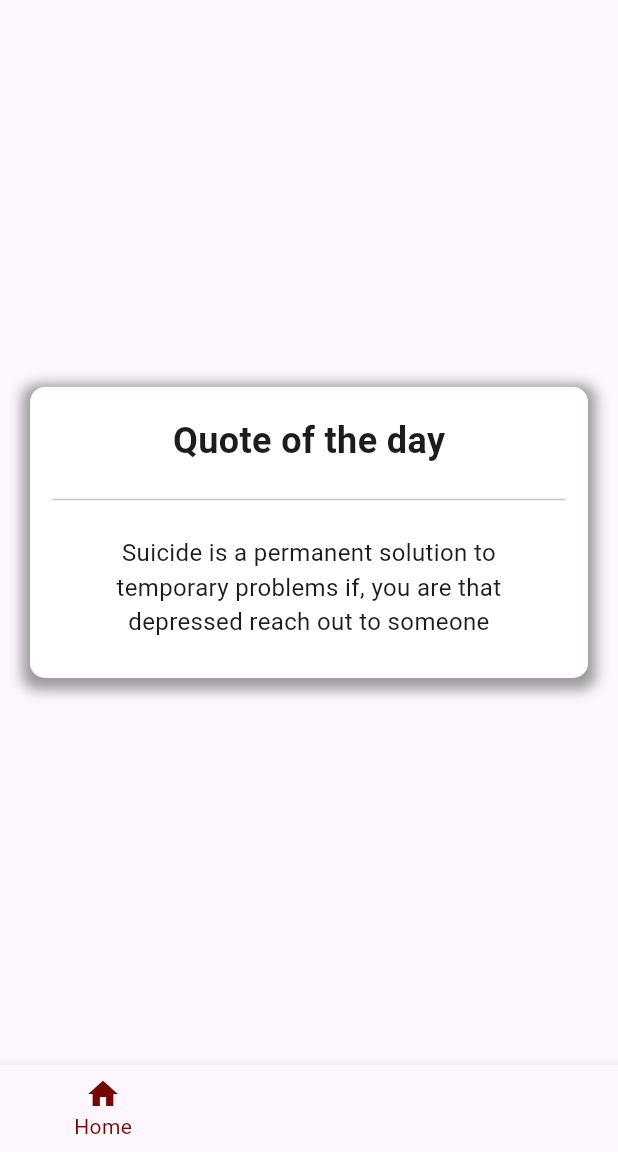
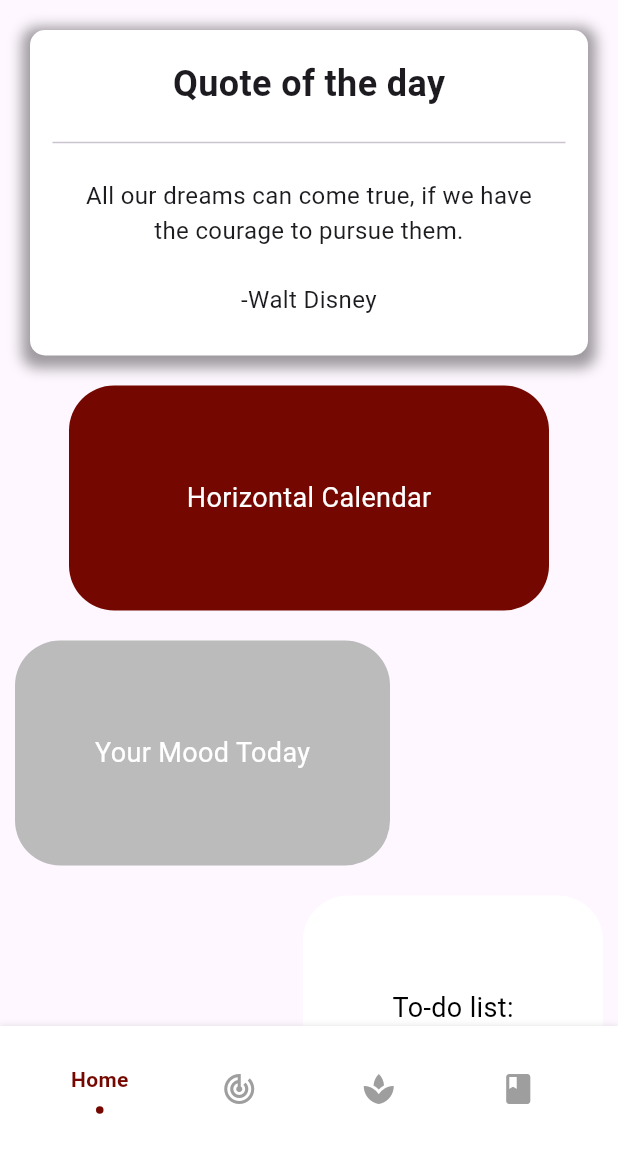
Before and after one commit to phirito/Mentalease_prj1, a Flutter app: the HomeArea screen opened directly, on a phone screen of 412 x 824 dp, the part 84-1236 px from its top. Run offline on Flutter 3.47's test engine with Material 3 defaults, Android fonts, the phone set to English and light mode, and no system bars; drawn by our look-alikes of flashy_tab_bar2.

Commit message:
finish4now

```diff
--- a/mentalease_2/lib/home_area.dart
+++ b/mentalease_2/lib/home_area.dart
@@ -1,4 +1,7 @@
+library flashy_tab_bar2;
+
 import 'package:flutter/material.dart';
+import 'package:flashy_tab_bar2/flashy_tab_bar2.dart'; // Import the FlashyTabBar package
 import 'package:mentalease_2/journaling_area.dart';
 import 'package:mentalease_2/meditate_area.dart';
 import 'package:mentalease_2/mood_tracker.dart';
@@ -119,28 +122,41 @@ class _HomeAreaState extends State<HomeArea> {
           const JournalingArea(),
         ],
       ),
-      bottomNavigationBar: BottomNavigationBar(
-        items: const <BottomNavigationBarItem>[
-          BottomNavigationBarItem(
-            icon: Icon(Icons.home),
-            label: 'Home',
+      bottomNavigationBar: FlashyTabBar(
+        selectedIndex: _selectedIndex,
+        height: 60,
+        iconSize: 24,
+        backgroundColor: Colors.white,
+        animationDuration: const Duration(milliseconds: 300),
+        animationCurve: Curves.easeInOut,
+        showElevation: true,
+        items: [
+          FlashyTabBarItem(
+            icon: const Icon(Icons.home),
+            title: const Text('Home'),
+            activeColor: const Color.fromARGB(255, 116, 8, 0), // Maroon color
+            inactiveColor: Colors.grey,
           ),
-          BottomNavigationBarItem(
-            icon: Icon(Icons.track_changes),
-            label: 'Mood Tracker',
+          FlashyTabBarItem(
+            icon: const Icon(Icons.track_changes),
+            title: const Text('Mood'),
+            activeColor: const Color.fromARGB(255, 116, 8, 0), // Maroon color
+            inactiveColor: Colors.grey,
           ),
-          BottomNavigationBarItem(
-            icon: Icon(Icons.spa),
-            label: 'Meditate',
+          FlashyTabBarItem(
+            icon: const Icon(Icons.spa),
+            title: const Text('Meditate'),
+            activeColor: const Color.fromARGB(255, 116, 8, 0), // Maroon color
+            inactiveColor: Colors.grey,
           ),
-          BottomNavigationBarItem(
-            icon: Icon(Icons.book),
-            label: 'Journaling',
+          FlashyTabBarItem(
+            icon: const Icon(Icons.book),
+            title: const Text('Journaling'),
+            activeColor: const Color.fromARGB(255, 116, 8, 0), // Maroon color
+            inactiveColor: Colors.grey,
           ),
         ],
-        currentIndex: _selectedIndex,
-        selectedItemColor: const Color.fromARGB(255, 116, 8, 0), // Maroon color
-        onTap: _onItemTapped,
+        onItemSelected: _onItemTapped,
       ),
     );
   }
@@ -182,7 +198,7 @@ class _HomeAreaState extends State<HomeArea> {
                       Container(
                         padding: const EdgeInsets.all(16.0),
                         child: const Text(
-                          'Suicide is a permanent solution to temporary problems if, you are that depressed reach out to someone',
+                          'All our dreams can come true, if we have the courage to pursue them. \n\n-Walt Disney',
                           style: TextStyle(fontSize: 16),
                           textAlign: TextAlign.center,
                         ),
@@ -191,7 +207,66 @@ class _HomeAreaState extends State<HomeArea> {
                   ),
                 ),
                 const SizedBox(height: 20),
-                // You can add other widgets here if needed
+                Column(
+                  mainAxisAlignment: MainAxisAlignment.start,
+                  children: <Widget>[
+                    Container(
+                      width: 320,
+                      height: 150,
+                      margin: const EdgeInsets.symmetric(horizontal: 10),
+                      decoration: BoxDecoration(
+                        color: const Color.fromARGB(255, 116, 8, 0),
+                        borderRadius: BorderRadius.circular(30),
+                      ),
+                      child: const Center(
+                        child: Text(
+                          'Horizontal Calendar',
+                          style: TextStyle(color: Colors.white, fontSize: 18),
+                        ),
+                      ),
+                    ),
+                    const SizedBox(height: 20),
+                    Align(
+                      alignment: Alignment.centerLeft,
+                      child: Container(
+                        width: 250,
+                        height: 150,
+                        margin: const EdgeInsets.symmetric(horizontal: 10),
+                        decoration: BoxDecoration(
+                          color: const Color.fromARGB(255, 187, 187, 187),
+                          borderRadius: BorderRadius.circular(30),
+                        ),
+                        child: const Center(
+                          child: Text(
+                            'Your Mood Today',
+                            style: TextStyle(color: Colors.white, fontSize: 18),
+                          ),
+                        ),
+                      ),
+                    ),
+                    const SizedBox(height: 20),
+                    Align(
+                      alignment: Alignment.centerRight,
+                      child: Container(
+                        width: 200,
+                        height: 150,
+                        margin: const EdgeInsets.symmetric(horizontal: 10),
+                        decoration: BoxDecoration(
+                          color: const Color.fromARGB(255, 255, 255, 255),
+                          borderRadius: BorderRadius.circular(30),
+                        ),
+                        child: const Center(
+                          child: Text(
+                            'To-do list:',
+                            style: TextStyle(
+                                color: Color.fromARGB(255, 0, 0, 0),
+                                fontSize: 18),
+                          ),
+                        ),
+                      ),
+                    ),
+                  ],
+                ),
               ],
             ),
           ),
--- a/mentalease_2/lib/signup_area.dart
+++ b/mentalease_2/lib/signup_area.dart
@@ -30,6 +30,10 @@ class SignUpArea extends StatelessWidget {
   @override
   Widget build(BuildContext context) {
     return Scaffold(
+      appBar: AppBar(
+        title: const Text("Sign Up"),
+        backgroundColor: const Color.fromARGB(255, 218, 218, 218),
+      ),
       body: SingleChildScrollView(
         padding: const EdgeInsets.all(16.0),
         child: Form(
--- a/mentalease_2/pubspec.yaml
+++ b/mentalease_2/pubspec.yaml
@@ -12,6 +12,7 @@ dependencies:
     sdk: flutter
   cupertino_icons: ^1.0.6
   animated_bottom_navigation_bar: ^1.0.0+2
+  flashy_tab_bar2: ^0.0.10
 
 dev_dependencies:
   flutter_test:
```
Also changed, not shown: mentalease_2/lib/journaling_area.dart (+8 -2 lines), mentalease_2/lib/login_area.dart (+48 -33 lines), mentalease_2/lib/meditate_area.dart (+11 -8 lines), mentalease_2/lib/mood_tracker.dart (+10 -15 lines), mentalease_2/pubspec.lock.
